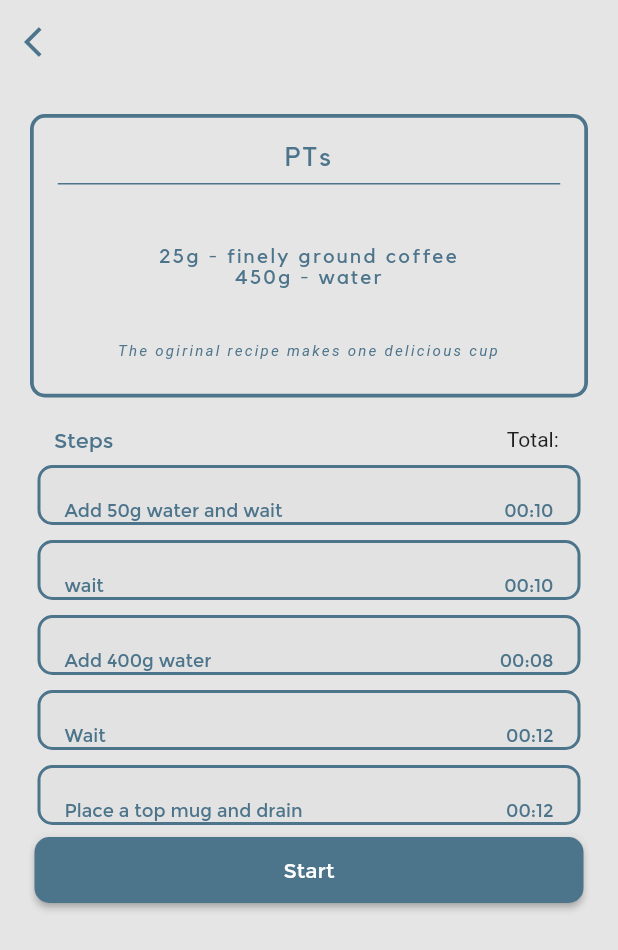
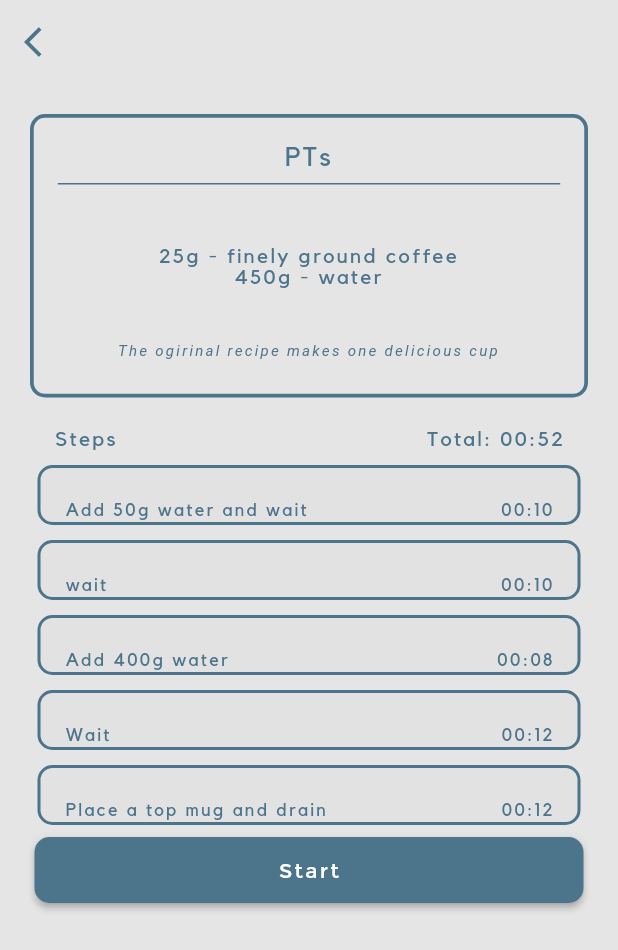
Before and after one commit to b12spirit/HomebrewDripperApp, a Flutter app: the screen it shows after launch, after a tap on "PTs", on a phone screen of 412 x 824 dp. Shown: the top 950 px of the screen. Run offline on Flutter 3.47's test engine with Material 2 defaults, Android fonts, the phone set to English and light mode, and no system bars; our stand-ins replace google_fonts; Roboto replaces fonts that are missing (Monserrat).

Commit message:
Hopefully this one works mark IV

```diff
--- a/lib/screens/recipe_detail_screen.dart
+++ b/lib/screens/recipe_detail_screen.dart
@@ -49,11 +49,17 @@ class RecipeDetailScreen extends StatelessWidget {
                   title: Text(
                     "Steps",
                     style: TextStyle(
-                        fontFamily: "Montserrat",
+                        letterSpacing: 1.5,
+                        fontFamily: "Kollektif",
                         fontSize: 14,
                         color: Color(0xff4C748B)),
                   ),
-                  trailing: Text("Total: "))),
+                  trailing: Text("Total: " + totalTime(recipe),
+                      style: TextStyle(
+                          fontFamily: "Kollektif",
+                          fontSize: 14,
+                          letterSpacing: 1.5,
+                          color: Color(0xff4C748B))))),
           for (RecipeStep step in allsteps)
             // This for loop creates the steps tabs
             Container(
@@ -72,8 +78,9 @@ class RecipeDetailScreen extends StatelessWidget {
                   step.text,
                   textAlign: TextAlign.left,
                   style: TextStyle(
-                      fontFamily: "Montserrat",
+                      fontFamily: "Kollektif",
                       fontSize: 12,
+                      letterSpacing: 1.5,
                       color: Color(0xff4C748B)),
                 ),
                 // Used trailing to add the timer to the very right of each tab
@@ -82,8 +89,9 @@ class RecipeDetailScreen extends StatelessWidget {
                   toMinuteFormat(step
                       .time), // Had to add the utils/coffee_data.dart to acces this class
                   style: TextStyle(
-                      fontFamily: "Montserrat",
+                      fontFamily: "Kollektif",
                       fontSize: 12,
+                      letterSpacing: 1.5,
                       color: Color(0xff4C748B)),
                 ),
               ),
@@ -111,6 +119,7 @@ class RecipeDetailScreen extends StatelessWidget {
                   style: TextStyle(
                       fontFamily: "Montserrat",
                       fontSize: 14,
+                      letterSpacing: 1.5,
                       color: Colors.white),
                 ),
                 onPressed: () {
@@ -174,41 +183,3 @@ class RecipeStepList extends StatelessWidget {
     );
   }
 }
-
-// Container(
-//     child: Text(
-//       recipe.name,
-//       style: TextStyle(
-//           fontFamily: "Kollektif",
-//           fontSize: 18,
-//           color: Color(0xff4C748B)),
-//     ),
-//     decoration: BoxDecoration(
-//       color: Color(0xffE5E5E5),
-//       border: Border.all(
-//         color: Color(0xff4C748B),
-//         width: 2.5,
-//       ),
-//       borderRadius: BorderRadius.circular(10),
-//     ),
-//   ),
-//   Text("${recipe.coffeeVolumeGrams}" + "g - finely ground coffee",
-//       style: TextStyle(
-//           fontFamily: "Kollektif",
-//           fontSize: 14,
-//           color: Color(0xff4C748B))),
-//   Text("${recipe.waterVolumeGrams}" + "g - water",
-//       style: TextStyle(
-//           fontFamily: "Kollektif",
-//           fontSize: 14,
-//           color: Color(0xff4C748B))),
-//   SizedBox(
-//     height: 15,
-//   ),
-//   Text(
-//       "T h e   o g i r i n a l   r e c i p e   m a k e s   o n e   d e l i c i o u s   c u p",
-//       style: TextStyle(
-//           fontFamily: "Monserrat",
-//           fontSize: 10,
-//           fontStyle: FontStyle.italic,
-//           color: Color(0xff4C748B))),
```
